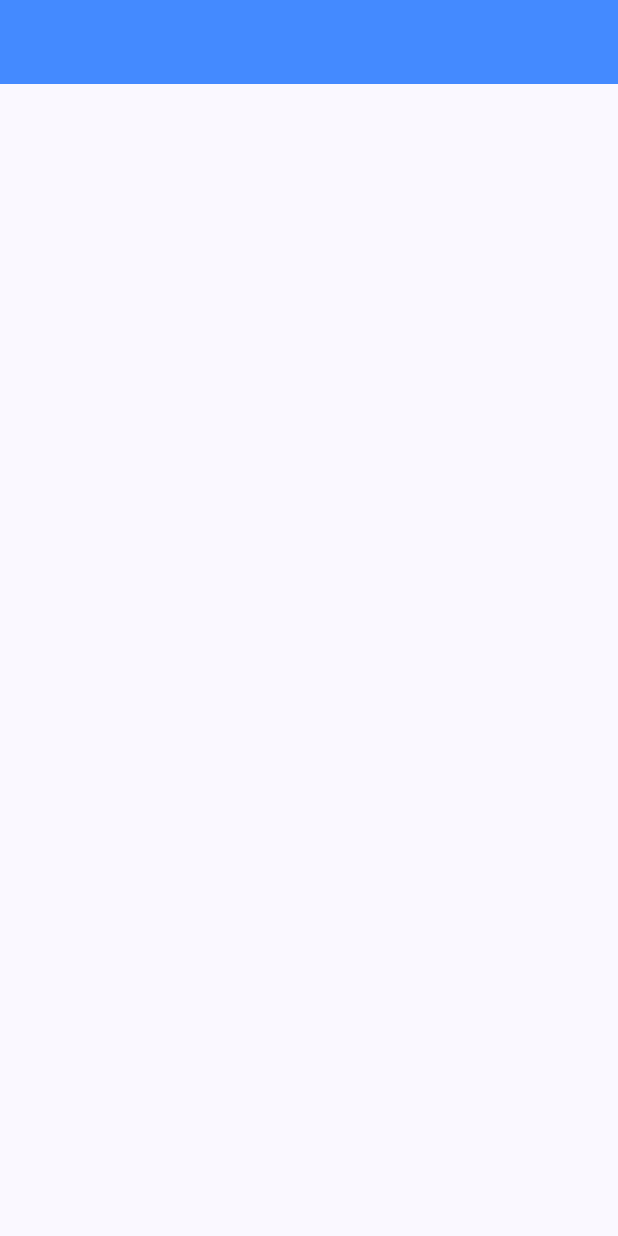
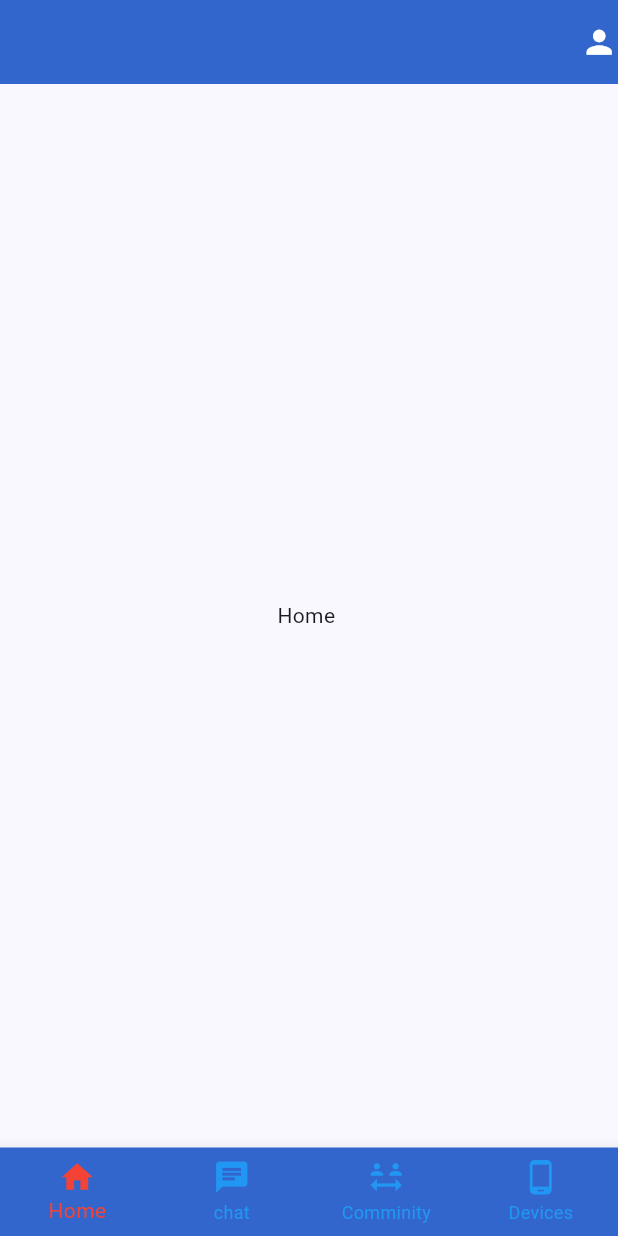
Before and after one commit to abdullahessamm/AI-Care, a Flutter app: the screen it shows after launch, on a phone screen of 412 x 824 dp. Run offline on Flutter 3.47's test engine with Material 3 defaults, Android fonts, the phone set to English and light mode, and no system bars.

Commit message:
init appbar and colors

```diff
--- /dev/null
+++ b/lib/core/widgets/bottom_bar.dart
@@ -0,0 +1,54 @@
+import 'package:flutter/material.dart';
+
+class BottomBar extends StatefulWidget {
+  final List<Map> items;
+  final Color backgroundColor;
+  final Color selectedColor;
+  final Color unSelectedColor;
+  final Function(int index) onChange;
+
+  const BottomBar(
+      {super.key,
+      required this.items,
+      required this.backgroundColor,
+      required this.selectedColor,
+      required this.unSelectedColor,
+      required this.onChange});
+
+  @override
+  State<BottomBar> createState() => _BottomBarState();
+}
+
+class _BottomBarState extends State<BottomBar> {
+  int _currentIndex = 0;
+
+  void _onItemTapped(int index) {
+    setState(() {
+      _currentIndex = index;
+    });
+
+    widget.onChange(index);
+  }
+
+  List<BottomNavigationBarItem> _buildBottomNavigationItems() {
+    return widget.items.map((item) {
+      return BottomNavigationBarItem(
+        icon: item['icon'],
+        label: item['label'],
+      );
+    }).toList();
+  }
+
+  @override
+  Widget build(BuildContext context) {
+    return BottomNavigationBar(
+      items: _buildBottomNavigationItems(),
+      onTap: _onItemTapped,
+      currentIndex: _currentIndex,
+      backgroundColor: widget.backgroundColor,
+      selectedItemColor: widget.selectedColor,
+      unselectedItemColor: widget.unSelectedColor,
+      type: BottomNavigationBarType.fixed, // Add this line
+    );
+  }
+}
--- a/lib/main.dart
+++ b/lib/main.dart
@@ -12,6 +12,7 @@ class MyApp extends StatelessWidget {
   @override
   Widget build(BuildContext context) {
     return MaterialApp(
+      debugShowCheckedModeBanner: false,
       title: 'Flutter Demo',
       theme: ThemeData(
         colorScheme: ColorScheme.fromSeed(seedColor: const Color(0xff183E9F)),
--- a/lib/presentation/pages/main_view.dart
+++ b/lib/presentation/pages/main_view.dart
@@ -1,3 +1,5 @@
+import 'package:ai_care/core/constants/app_color.dart';
+import 'package:ai_care/core/widgets/bottom_bar.dart';
 import 'package:flutter/material.dart';
 
 class MainView extends StatefulWidget {
@@ -8,12 +10,64 @@ class MainView extends StatefulWidget {
 }
 
 class _MainViewState extends State<MainView> {
+  int _currentPageIndex = 0;
+
+  final List<Widget> _pages = [
+    const Center(child: Text('Home ')),
+    const Center(child: Text('chat ')),
+    const Center(child: Text('Comminity')),
+    const Center(child: Text('Devices')),
+  ];
+
+  void changePage(int index) {
+    setState(() {
+      _currentPageIndex = index;
+    });
+  }
+
   @override
   Widget build(BuildContext context) {
     return Scaffold(
       appBar: AppBar(
-        backgroundColor: Colors.blueAccent,
+        backgroundColor: AppColors.primary,
+        actions: [
+          Icon(
+            Icons.person,
+            size: 25,
+            color: Colors.white,
+          )
+        ],
       ),
+      bottomNavigationBar: BottomBar(
+          backgroundColor: AppColors.primary,
+          selectedColor: Colors.red,
+          unSelectedColor: Colors.blue,
+          onChange: changePage,
+          items: [
+            {
+              'label': 'Home',
+              'icon': Icon(
+                Icons.home,
+                size: 25,
+              ),
+            },
+            {
+              'label': 'chat',
+              'icon': Icon(
+                Icons.chat,
+                size: 25,
+              ),
+            },
+            {
+              'label': 'Comminity',
+              'icon': Icon(Icons.social_distance, size: 25),
+            },
+            {
+              'label': 'Devices',
+              'icon': Icon(Icons.phone_android, size: 25),
+            },
+          ]),
+      body: _pages[_currentPageIndex],
     );
   }
 }
```
